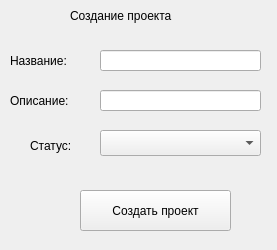
Before: the Qt Designer form client/http_client/ui/main/Project.ui in idvortsov05/Task-Manager, drawn with Qt 5.
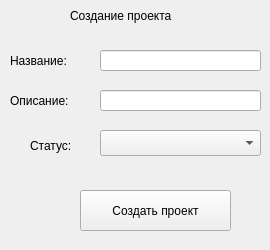
After: the same form once the commit is applied.

The edit to the form file:
```diff
--- a/client/http_client/ui/main/Project.ui
+++ b/client/http_client/ui/main/Project.ui
@@ -6,10 +6,22 @@
    <rect>
     <x>0</x>
     <y>0</y>
-    <width>277</width>
+    <width>270</width>
     <height>250</height>
    </rect>
   </property>
+  <property name="minimumSize">
+   <size>
+    <width>270</width>
+    <height>250</height>
+   </size>
+  </property>
+  <property name="maximumSize">
+   <size>
+    <width>270</width>
+    <height>250</height>
+   </size>
+  </property>
   <property name="windowTitle">
    <string>Создание проекта</string>
   </property>
```
